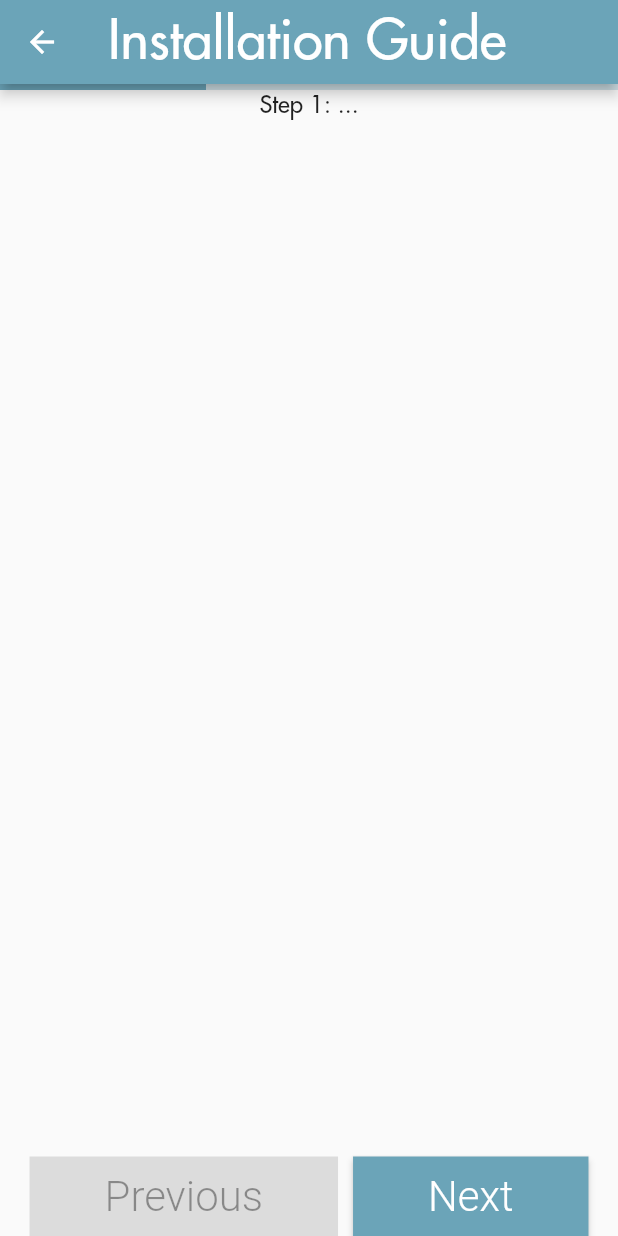
After one commit to Animo-Dashboard/Animo-Coffee, a Flutter app: the RegisteredDevicesPage screen opened by its route, after a tap on the "plus one" icon, after a tap on "Optibean Machine", on a phone screen of 412 x 824 dp. The commit adds this screen. Run offline on Flutter 3.47's test engine with Material 2 defaults, Android fonts, the phone set to English and light mode, and no system bars; our stand-ins replace email_validator.

Commit message:
Added first draft installation when device selected

```diff
--- /dev/null
+++ b/animo/lib/pages/DeviceInstallationPage .dart
@@ -0,0 +1,99 @@
+import 'package:flutter/material.dart';
+import 'package:animo/inAppFunctions.dart';
+import 'package:animo/reuseWidgets.dart';
+
+import 'registeredDevices_page.dart';
+
+class DeviceInstallationPage extends StatefulWidget {
+  final DeviceItem deviceItem;
+
+  DeviceInstallationPage({required this.deviceItem});
+
+  @override
+  _DeviceInstallationPageState createState() => _DeviceInstallationPageState();
+}
+
+class _DeviceInstallationPageState extends State<DeviceInstallationPage> {
+  int currentPageIndex = 0;
+
+  List<Widget> installationPages = [
+    // Add your installation steps as separate pages
+    InstallationStep1(),
+    InstallationStep2(),
+    InstallationStep3(),
+    // ...
+  ];
+
+  @override
+  Widget build(BuildContext context) {
+    return Scaffold(
+      appBar: AppBar(
+        title: const Text('Installation Guide'),
+      ),
+      body: Column(
+        children: [
+          LinearProgressIndicator(
+            value: (currentPageIndex + 1) / installationPages.length,
+          ),
+          Expanded(child: installationPages[currentPageIndex]),
+          Row(
+            mainAxisAlignment: MainAxisAlignment.center,
+            children: [
+              ElevatedButton(
+                onPressed: currentPageIndex > 0
+                    ? () {
+                        setState(() {
+                          currentPageIndex--;
+                        });
+                      }
+                    : null,
+                child: const Text('Previous'),
+              ),
+              const SizedBox(width: 10),
+              ElevatedButton(
+                onPressed: currentPageIndex < installationPages.length - 1
+                    ? () {
+                        setState(() {
+                          currentPageIndex++;
+                        });
+                      }
+                    : null,
+                child: Text('Next'),
+              ),
+            ],
+          ),
+        ],
+      ),
+    );
+  }
+}
+
+class InstallationStep1 extends StatelessWidget {
+  @override
+  Widget build(BuildContext context) {
+    return Container(
+      // Customize the content for step 1
+      child: Text('Step 1: ...'),
+    );
+  }
+}
+
+class InstallationStep2 extends StatelessWidget {
+  @override
+  Widget build(BuildContext context) {
+    return Container(
+      // Customize the content for step 2
+      child: Text('Step 2: ...'),
+    );
+  }
+}
+
+class InstallationStep3 extends StatelessWidget {
+  @override
+  Widget build(BuildContext context) {
+    return Container(
+      // Customize the content for step 3
+      child: Text('Step 3: ...'),
+    );
+  }
+}
--- a/animo/lib/pages/registeredDevices_page.dart
+++ b/animo/lib/pages/registeredDevices_page.dart
@@ -3,6 +3,8 @@ import 'dart:math';
 import 'package:animo/reuseWidgets.dart';
 import 'package:flutter/material.dart';
 import 'package:animo/inAppFunctions.dart';
+import 'DeviceInstallationPage .dart';
+import 'addNewDevice_page.dart';
 
 class RegisteredDevicesPage extends StatefulWidget {
   const RegisteredDevicesPage({super.key});
@@ -28,6 +30,15 @@ class _RegisteredDevicesPage extends State<RegisteredDevicesPage> {
         logOut(context);
         break;
     }
+  }
+
+  void viewInstallationGuide(DeviceItem deviceItem) {
+    Navigator.push(
+      context,
+      MaterialPageRoute(
+        builder: (context) => DeviceInstallationPage(deviceItem: deviceItem),
+      ),
+    );
   }
 
   void addNewDevice() {
@@ -57,6 +68,8 @@ class _RegisteredDevicesPage extends State<RegisteredDevicesPage> {
               itemBuilder: (context, index) {
                 final deviceItem = deviceItems[index];
                 return GridTile(
+                    child: GestureDetector(
+                        onTap: () => viewInstallationGuide(deviceItem),
                         child: Column(
                           children: [
                             SizedBox(
@@ -77,7 +90,7 @@ class _RegisteredDevicesPage extends State<RegisteredDevicesPage> {
                                 style: TextStyle(
                                     fontSize: 16, fontWeight: FontWeight.w300))
                           ],
-                ));
+                        )));
               },
               itemCount: deviceItems.length,
             )),
```
Also changed, not shown: animo/lib/pages/addNewDevice_page.dart (+6 -5 lines). Lines whose indentation alone changed are shown as unchanged.
